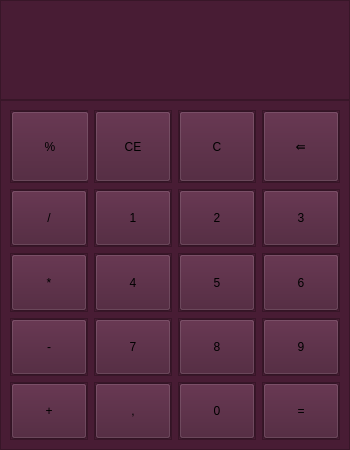
The window that Calculator/CalculatorUI.ui (BeratTezer/40-Projects-with-Python-PyQt) describes before a commit, drawn with Qt 5.
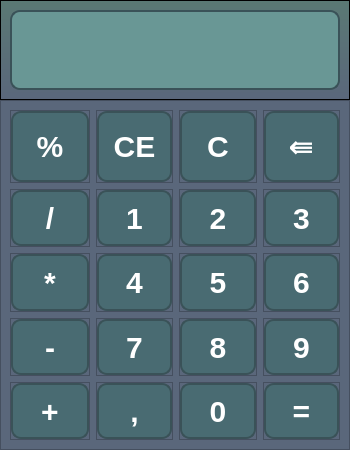
The same window after the commit.

What changed in the file:
```diff
--- a/Calculator/CalculatorUI.ui
+++ b/Calculator/CalculatorUI.ui
@@ -39,7 +39,7 @@
     </size>
    </property>
    <property name="styleSheet">
-    <string notr="true">background-color: rgb(72, 28, 52);</string>
+    <string notr="true"/>
    </property>
    <layout class="QVBoxLayout" name="verticalLayout">
     <property name="spacing">
@@ -71,6 +71,11 @@
         <height>100</height>
        </size>
       </property>
+      <property name="styleSheet">
+       <string notr="true">QFrame {
+	background-color: qlineargradient(spread:pad, x1:0.5, y1:1, x2:0.5, y2:0, stop:0 #5a677b, stop:1 rgba(90, 121, 116, 255));
+}</string>
+      </property>
       <property name="frameShape">
        <enum>QFrame::StyledPanel</enum>
       </property>
@@ -79,7 +84,19 @@
       </property>
       <layout class="QVBoxLayout" name="verticalLayout_2">
        <item>
-        <widget class="QLabel" name="label">
+        <widget class="QLabel" name="screenLabel">
+         <property name="font">
+          <font>
+           <family>Berlin Sans FB Demi</family>
+           <pointsize>36</pointsize>
+           <bold>true</bold>
+          </font>
+         </property>
+         <property name="styleSheet">
+          <string notr="true">background-color: rgb(105, 151, 149);
+border: 2px solid #3a5258;
+border-radius: 10px;</string>
+         </property>
          <property name="text">
           <string/>
          </property>
@@ -90,6 +107,32 @@
     </item>
     <item>
      <widget class="QFrame" name="panel">
+      <property name="styleSheet">
+       <string notr="true">QFrame {
+	background-color: #5a677b;
+}
+
+QPushButton {
+        background-color: #496b72;
+        color: white;
+        border: 2px solid #3a5258;
+        border-radius: 10px;
+        font-size: 30px;
+        font-weight: bold;
+    }
+
+    QPushButton:hover {
+        background-color: #699795;
+        color: white;
+        border: 2px solid #3a5258;
+    }
+
+    QPushButton:pressed {
+        background-color: #3a5258;
+        color: white;
+        border: 2px solid #3a5258;
+    }</string>
+      </property>
       <property name="frameShape">
        <enum>QFrame::StyledPanel</enum>
       </property>
```
Left out of the diff: 122 changed lines with no effect on the pictures.
